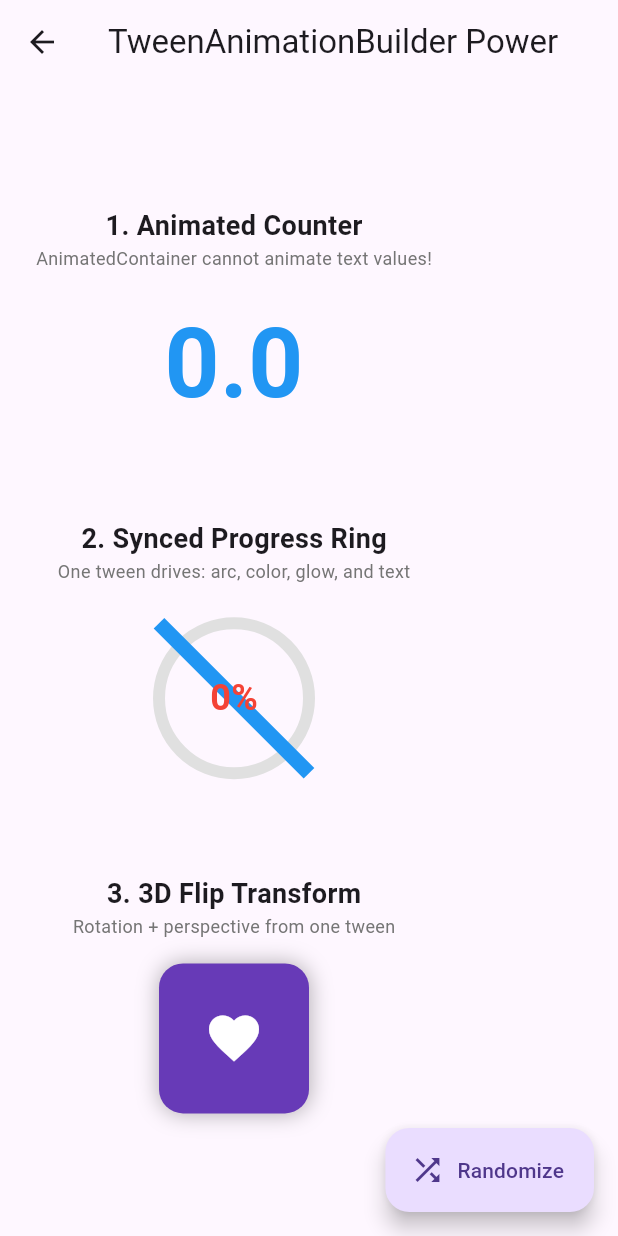
After one commit to Harishwarrior/animations_masterclass, a Flutter app: the screen it shows after launch, after a tap on "⭐ Showcase (Best Example)", on a phone screen of 412 x 824 dp. The commit adds this screen. Run offline on Flutter 3.47's test engine with Material 3 defaults, Android fonts, the phone set to English and light mode, and no system bars.

Commit message:
feat: introduce new explicit and implicit animation examples and update main navigation.

```diff
--- a/lib/main.dart
+++ b/lib/main.dart
@@ -1,6 +1,13 @@
+import 'package:animations_masterclass/src/features/explicit/custom_painter/bouncing_ball_animation.dart';
+import 'package:animations_masterclass/src/features/explicit/custom_painter/bouncing_ball_optimized.dart';
+import 'package:animations_masterclass/src/features/explicit/custom_painter/square_box.dart';
+import 'package:animations_masterclass/src/features/explicit/logo_fade_animation.dart';
+import 'package:animations_masterclass/src/features/explicit/staggered_animations/staggered_slide_animation.dart';
 import 'package:animations_masterclass/src/features/implicit/inbuilt/tap_to_change_color.dart';
+import 'package:animations_masterclass/src/features/implicit/inbuilt/tap_to_resize_container.dart';
 import 'package:animations_masterclass/src/features/implicit/inbuilt/tap_to_scale_container.dart';
 import 'package:animations_masterclass/src/features/implicit/tweenanimationbuilder/tap_to_resize_container.dart';
+import 'package:animations_masterclass/src/features/implicit/tweenanimationbuilder/tween_animation_showcase.dart';
 import 'package:flutter/material.dart';
 
 void main() {
@@ -15,12 +22,15 @@ class MainApp extends StatelessWidget {
     return MaterialApp(
       debugShowCheckedModeBanner: false,
       home: Scaffold(
-        body: Column(
+        body: Center(
+          child: Column(
+            mainAxisSize: MainAxisSize.min,
             spacing: 24,
             children: [
               TapToScaleContainer(),
               TapToChangeColor(),
-            ElevatedButton(
+              Builder(
+                builder: (context) => ElevatedButton.icon(
                   onPressed: () {
                     Navigator.push(
                       context,
@@ -29,9 +39,112 @@ class MainApp extends StatelessWidget {
                       ),
                     );
                   },
-              child: Icon(Icons.animation),
+                  icon: Icon(Icons.animation),
+                  label: Text('TweenAnimationBuilder'),
+                ),
+              ),
+              Builder(
+                builder: (context) => ElevatedButton.icon(
+                  onPressed: () {
+                    Navigator.push(
+                      context,
+                      MaterialPageRoute(
+                        builder: (context) => TapToResizeContainerAnimated(),
+                      ),
+                    );
+                  },
+                  icon: Icon(Icons.animation),
+                  label: Text('AnimatedContainer'),
+                ),
+              ),
+              Builder(
+                builder: (context) => ElevatedButton.icon(
+                  onPressed: () {
+                    Navigator.push(
+                      context,
+                      MaterialPageRoute(
+                        builder: (context) => TweenAnimationShowcase(),
+                      ),
+                    );
+                  },
+                  icon: Icon(Icons.stars),
+                  label: Text('⭐ Showcase (Best Example)'),
+                ),
+              ),
+
+              Builder(
+                builder: (context) => ElevatedButton.icon(
+                  onPressed: () {
+                    Navigator.push(
+                      context,
+                      MaterialPageRoute(
+                        builder: (context) => LogoFadeAnimation(),
+                      ),
+                    );
+                  },
+                  icon: Icon(Icons.animation),
+                  label: Text('Logo Fade Animation'),
+                ),
+              ),
+
+              Builder(
+                builder: (context) => ElevatedButton.icon(
+                  onPressed: () {
+                    Navigator.push(
+                      context,
+                      MaterialPageRoute(
+                        builder: (context) => StaggeredSlideAnimation(),
+                      ),
+                    );
+                  },
+                  icon: Icon(Icons.animation),
+                  label: Text('Staggered Slide Animation'),
+                ),
+              ),
+              Builder(
+                builder: (context) => ElevatedButton.icon(
+                  onPressed: () {
+                    Navigator.push(
+                      context,
+                      MaterialPageRoute(
+                        builder: (context) => BouncingBallAnimation(),
+                      ),
+                    );
+                  },
+                  icon: Icon(Icons.animation),
+                  label: Text('Bouncing Ball Animation'),
+                ),
+              ),
+
+              Builder(
+                builder: (context) => ElevatedButton.icon(
+                  onPressed: () {
+                    Navigator.push(
+                      context,
+                      MaterialPageRoute(
+                        builder: (context) => BouncingBallOptimized(),
+                      ),
+                    );
+                  },
+                  icon: Icon(Icons.animation),
+                  label: Text('Bouncing Ball Optimized'),
+                ),
+              ),
+
+              Builder(
+                builder: (context) => ElevatedButton.icon(
+                  onPressed: () {
+                    Navigator.push(
+                      context,
+                      MaterialPageRoute(builder: (context) => SquareBox()),
+                    );
+                  },
+                  icon: Icon(Icons.animation),
+                  label: Text('Square Box'),
+                ),
               ),
             ],
+          ),
         ),
       ),
     );
--- a/lib/src/features/implicit/inbuilt/tap_to_change_color.dart
+++ b/lib/src/features/implicit/inbuilt/tap_to_change_color.dart
@@ -30,7 +30,7 @@ class _TapToScaleContainerState extends State<TapToChangeColor> {
                 isTapped = !isTapped;
               });
             },
-            child: Text('Tap to scale'),
+            child: Text('Tap to change color'),
           ),
         ],
       ),
--- /dev/null
+++ b/lib/src/features/implicit/tweenanimationbuilder/tween_animation_showcase.dart
@@ -0,0 +1,244 @@
+import 'dart:math' as math;
+import 'package:flutter/material.dart';
+
+/// A showcase of TweenAnimationBuilder's unique capabilities.
+///
+/// This example demonstrates things that AnimatedContainer CANNOT do:
+/// 1. Animating non-visual values (numbers, text)
+/// 2. Animating rotations and transforms based on progress
+/// 3. Syncing multiple derived animations from a single tween
+class TweenAnimationShowcase extends StatefulWidget {
+  const TweenAnimationShowcase({super.key});
+
+  @override
+  State<TweenAnimationShowcase> createState() => _TweenAnimationShowcaseState();
+}
+
+class _TweenAnimationShowcaseState extends State<TweenAnimationShowcase> {
+  double _targetValue = 0;
+
+  void _randomize() {
+    setState(() {
+      _targetValue = math.Random().nextDouble();
+    });
+  }
+
+  @override
+  Widget build(BuildContext context) {
+    return Scaffold(
+      appBar: AppBar(
+        title: const Text('TweenAnimationBuilder Power'),
+        centerTitle: true,
+      ),
+      body: Padding(
+        padding: const EdgeInsets.all(24.0),
+        child: Column(
+          mainAxisAlignment: MainAxisAlignment.spaceEvenly,
+          children: [
+            // ══════════════════════════════════════════════════════════
+            // EXAMPLE 1: Animated Counter (Impossible with AnimatedContainer)
+            // ══════════════════════════════════════════════════════════
+            _buildSection(
+              title: '1. Animated Counter',
+              subtitle: 'AnimatedContainer cannot animate text values!',
+              child: TweenAnimationBuilder<double>(
+                tween: Tween(begin: 0, end: _targetValue * 100),
+                duration: const Duration(milliseconds: 800),
+                curve: Curves.easeOutCubic,
+                builder: (context, value, child) {
+                  return Text(
+                    value.toStringAsFixed(1),
+                    style: TextStyle(
+                      fontSize: 64,
+                      fontWeight: FontWeight.bold,
+                      color: Color.lerp(Colors.blue, Colors.red, value / 100),
+                    ),
+                  );
+                },
+              ),
+            ),
+
+            // ══════════════════════════════════════════════════════════
+            // EXAMPLE 2: Circular Progress with Synced Animations
+            // ══════════════════════════════════════════════════════════
+            _buildSection(
+              title: '2. Synced Progress Ring',
+              subtitle: 'One tween drives: arc, color, glow, and text',
+              child: TweenAnimationBuilder<double>(
+                tween: Tween(begin: 0, end: _targetValue),
+                duration: const Duration(milliseconds: 1000),
+                curve: Curves.easeInOut,
+                builder: (context, progress, child) {
+                  final color = Color.lerp(Colors.red, Colors.green, progress)!;
+
+                  return SizedBox(
+                    width: 120,
+                    height: 120,
+                    child: Stack(
+                      alignment: Alignment.center,
+                      children: [
+                        // Glowing background (intensity based on progress)
+                        Container(
+                          width: 100,
+                          height: 100,
+                          decoration: BoxDecoration(
+                            shape: BoxShape.circle,
+                            boxShadow: [
+                              BoxShadow(
+                                color: color.withOpacity(0.3 * progress),
+                                blurRadius: 20 * progress,
+                                spreadRadius: 5 * progress,
+                              ),
+                            ],
+                          ),
+                        ),
+                        // Progress arc
+                        CustomPaint(
+                          size: const Size(100, 100),
+                          painter: _ProgressPainter(
+                            progress: progress,
+                            color: color,
+                          ),
+                        ),
+                        // Percentage text
+                        Text(
+                          '${(progress * 100).toInt()}%',
+                          style: TextStyle(
+                            fontSize: 24,
+                            fontWeight: FontWeight.bold,
+                            color: color,
+                          ),
+                        ),
+                      ],
+                    ),
+                  );
+                },
+              ),
+            ),
+
+            // ══════════════════════════════════════════════════════════
+            // EXAMPLE 3: 3D Rotation Effect
+            // ══════════════════════════════════════════════════════════
+            _buildSection(
+              title: '3. 3D Flip Transform',
+              subtitle: 'Rotation + perspective from one tween',
+              child: TweenAnimationBuilder<double>(
+                tween: Tween(begin: 0, end: _targetValue),
+                duration: const Duration(milliseconds: 800),
+                curve: Curves.easeInOut,
+                builder: (context, t, child) {
+                  return Transform(
+                    alignment: Alignment.center,
+                    transform: Matrix4.identity()
+                      // ..setEntry(3, 2, 0.001) // perspective
+                      ..rotateY(t * math.pi), // rotate based on t
+                    child: Container(
+                      width: 100,
+                      height: 100,
+                      decoration: BoxDecoration(
+                        // Show different face based on rotation angle
+                        color: t < 0.5 ? Colors.deepPurple : Colors.teal,
+                        borderRadius: BorderRadius.circular(16),
+                        boxShadow: [
+                          BoxShadow(
+                            color: Colors.black.withOpacity(0.3),
+                            blurRadius: 12,
+                            // offset: Offset(10 * (0.5 - t).abs(), 8),
+                          ),
+                        ],
+                      ),
+                      alignment: Alignment.center,
+                      child: Icon(
+                        t < 0.5 ? Icons.favorite : Icons.star,
+                        color: Colors.white,
+                        size: 40,
+                      ),
+                    ),
+                  );
+                },
+              ),
+            ),
+          ],
+        ),
+      ),
+      floatingActionButton: FloatingActionButton.extended(
+        onPressed: _randomize,
+        label: const Text('Randomize'),
+        icon: const Icon(Icons.shuffle),
+      ),
+    );
+  }
+
+  Widget _buildSection({
+    required String title,
+    required String subtitle,
+    required Widget child,
+  }) {
+    return Column(
+      children: [
+        Text(
+          title,
+          style: const TextStyle(fontSize: 18, fontWeight: FontWeight.bold),
+        ),
+        Text(
+          subtitle,
+          style: TextStyle(fontSize: 12, color: Colors.grey.shade600),
+        ),
+        const SizedBox(height: 16),
+        child,
+      ],
+    );
+  }
+}
+
+/// Custom painter for drawing the progress arc
+class _ProgressPainter extends CustomPainter {
+  final double progress;
+  final Color color;
+
+  _ProgressPainter({required this.progress, required this.color});
+
+  @override
+  void paint(Canvas canvas, Size size) {
+    // Prepare where it should be in canvas
+    final center = Offset(size.width / 2, size.height / 2);
+    // Prepare radius
+    // Radius is half of the width
+    // - 8 is for padding
+    final radius = size.width / 2;
+
+    // Background circle
+    final bgPaint = Paint()
+      ..color = Colors.grey.shade300
+      ..style = PaintingStyle.stroke
+      ..strokeWidth = 8;
+
+    canvas.drawCircle(center, radius, bgPaint);
+
+    // Draw line
+    final linePaint = Paint()
+      ..color = Colors.blue
+      ..strokeWidth = 10;
+
+    canvas.drawLine(Offset(0, 0), Offset(size.width, size.height), linePaint);
+
+    // Progress arc
+    final progressPaint = Paint()
+      ..color = color
+      ..style = PaintingStyle.stroke
+      ..strokeWidth = 8
+      ..strokeCap = StrokeCap.round;
+
+    canvas.drawArc(
+      Rect.fromCircle(center: center, radius: radius),
+      -math.pi / 2, // Start from top
+      2 * math.pi * progress, // Sweep based on progress
+      false,
+      progressPaint,
+    );
+  }
+
+  @override
+  bool shouldRepaint(_ProgressPainter oldDelegate) =>
+      oldDelegate.progress != progress || oldDelegate.color != color;
+}
```
Also changed, not shown: lib/src/features/explicit/custom_painter/bouncing_ball_animation.dart (added, +64 -0 lines), lib/src/features/explicit/custom_painter/bouncing_ball_optimized.dart (added, +57 -0 lines), lib/src/features/explicit/custom_painter/square_box.dart (added, +37 -0 lines), lib/src/features/explicit/logo_fade_animation.dart (added, +56 -0 lines), lib/src/features/explicit/staggered_animations/staggered_slide_animation.dart (added, +89 -0 lines), lib/src/features/implicit/inbuilt/tap_to_resize_container.dart (added, +65 -0 lines). Lines whose indentation alone changed are shown as unchanged.
